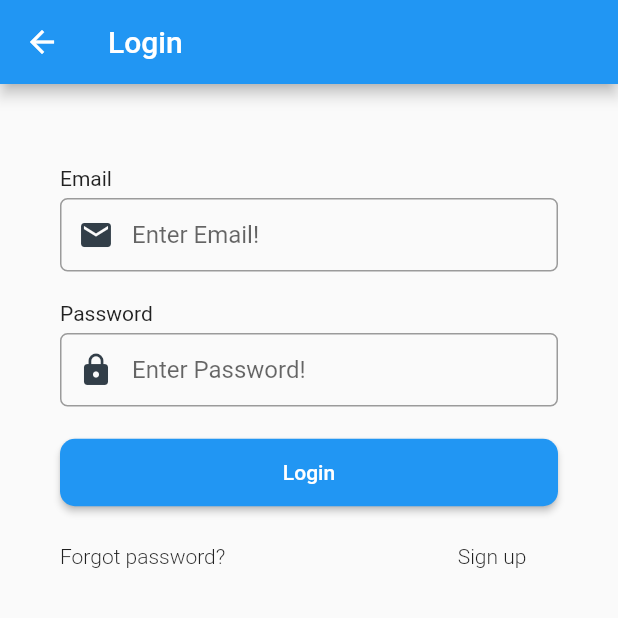
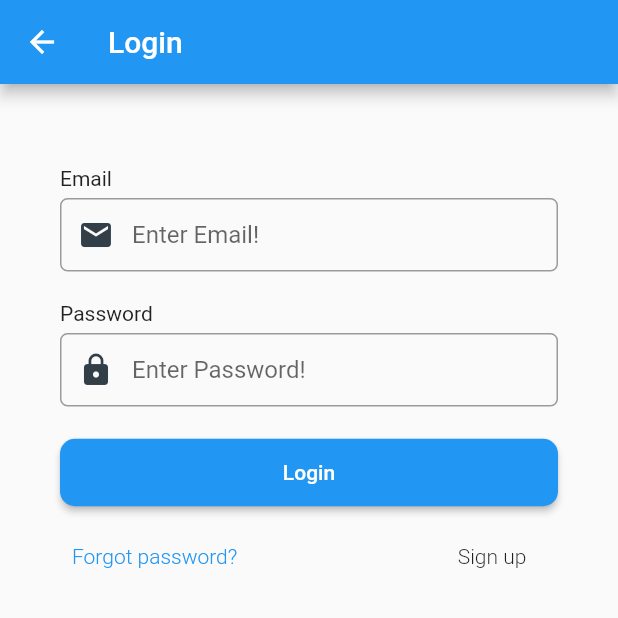
Before and after one commit to channa-fernando/covid-19-app, a Flutter app: the Login screen opened by its route, on a phone screen of 412 x 824 dp, the top half of it. Run offline on Flutter 3.47's test engine with Material 2 defaults, Android fonts, the phone set to English and light mode, and no system bars; our stand-ins replace carousel_slider, email_validator.

```diff
--- a/lib/dto/covidLiveDataDTO.dart
+++ b/lib/dto/covidLiveDataDTO.dart
@@ -1,7 +1,3 @@
-import 'dart:convert';
-
-import 'dart:js';
-
 class CovidLiveDataDTO {
   final bool success;
 
--- a/lib/screen/login.dart
+++ b/lib/screen/login.dart
@@ -55,8 +55,7 @@ class _LoginState extends State<Login> {
     final forgotLabel = Row(
       mainAxisAlignment: MainAxisAlignment.spaceBetween,
       children: <Widget>[
-        FlatButton(
-          padding: EdgeInsets.all(0.0),
+        TextButton(
           child: Text("Forgot password?",
               style: TextStyle(fontWeight: FontWeight.w300)),
           onPressed: () {
@@ -64,7 +63,6 @@ class _LoginState extends State<Login> {
           },
         ),
         FlatButton(
-          padding: EdgeInsets.only(left: 0.0),
           child: Text("Sign up", style: TextStyle(fontWeight: FontWeight.w300)),
           onPressed: () {
             Navigator.pushReplacementNamed(context, '/register');
@@ -95,7 +93,7 @@ class _LoginState extends State<Login> {
                 TextFormField(
                   autofocus: false,
                   validator: (value) =>
-                      EmailValidator.validate(value) ? null : "Invalid Email!",
+                      EmailValidator.validate(value!) ? null : "Invalid Email!",
                   onSaved: (value) => _userName = value!,
                   decoration: buildInputDecoration("Enter Email!", Icons.email),
                 ),
--- a/lib/screen/register.dart
+++ b/lib/screen/register.dart
@@ -193,7 +193,7 @@ class _RegisterState extends State<Register> {
                 TextFormField(
                   autofocus: false,
                   validator: (value) =>
-                      EmailValidator.validate(value) ? null : "Invalid Email!",
+                      EmailValidator.validate(value!) ? null : "Invalid Email!",
                   onSaved: (value) => _userName = value!,
                   decoration: buildInputDecoration("Enter Email!", Icons.email),
                 ),
```
Also changed, not shown: lib/dto/covidDataDTO.dart (added, +25 -0 lines), lib/screen/coviddetails.dart (+16 -11 lines), pubspec.yaml (+7 -7 lines), pubspec.lock.
